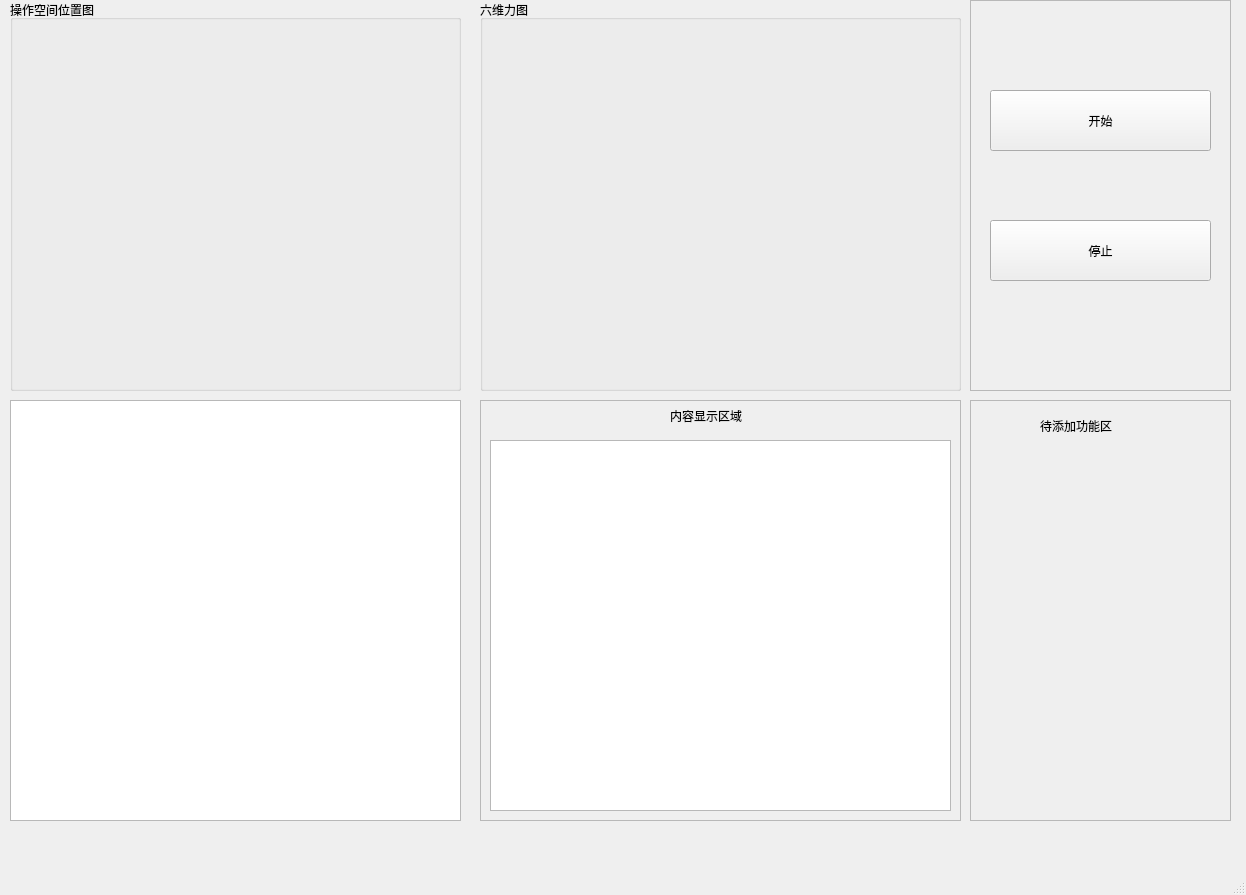
Before: the Qt Designer form catkin_ws/src/robot_python/ui/impedance_form2.ui in CFlyingDragon/Multi_arm_robot, drawn with Qt 5.
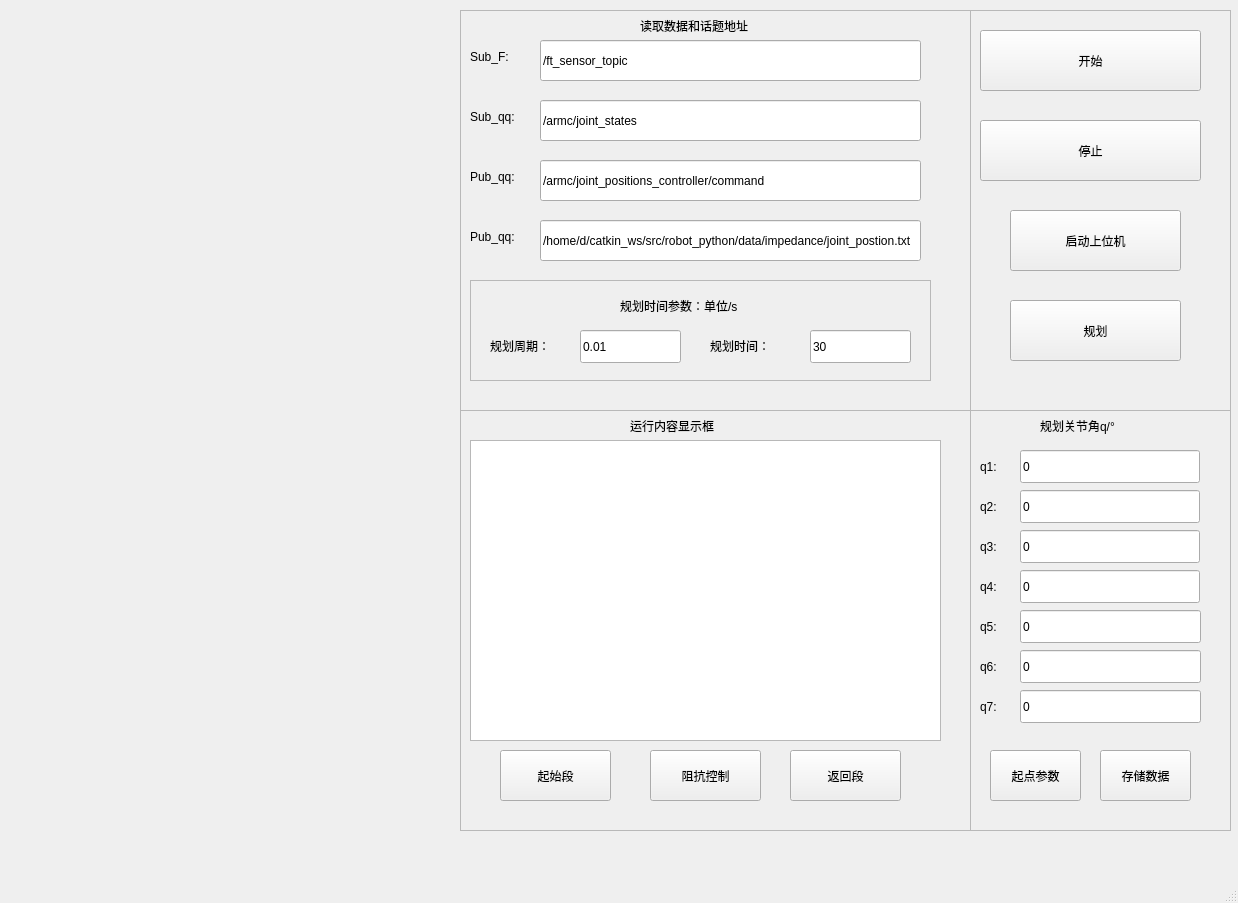
After: the same form once the commit is applied.

Commit message: 更改了界面函数，加入了阻抗控制

```diff
--- a/catkin_ws/src/robot_python/ui/impedance_form2.ui
+++ b/catkin_ws/src/robot_python/ui/impedance_form2.ui
@@ -6,73 +6,51 @@
    <rect>
     <x>0</x>
     <y>0</y>
-    <width>1246</width>
-    <height>895</height>
+    <width>1238</width>
+    <height>903</height>
    </rect>
   </property>
   <property name="windowTitle">
    <string>MainWindow</string>
   </property>
+  <property name="iconSize">
+   <size>
+    <width>16</width>
+    <height>16</height>
+   </size>
+  </property>
+  <property name="animated">
+   <bool>false</bool>
+  </property>
   <widget class="QWidget" name="centralwidget">
    <widget class="QWidget" name="horizontalLayoutWidget">
     <property name="geometry">
      <rect>
       <x>10</x>
-      <y>0</y>
+      <y>10</y>
       <width>451</width>
-      <height>391</height>
+      <height>401</height>
      </rect>
     </property>
-    <layout class="QHBoxLayout" name="horizontalLayout">
-     <item>
-      <widget class="QGroupBox" name="groupBox_pos">
-       <property name="title">
-        <string>操作空间位置图</string>
-       </property>
-      </widget>
-     </item>
-    </layout>
+    <layout class="QHBoxLayout" name="horizontalLayout_1"/>
    </widget>
    <widget class="QWidget" name="horizontalLayoutWidget_2">
     <property name="geometry">
      <rect>
       <x>10</x>
-      <y>400</y>
+      <y>410</y>
       <width>451</width>
       <height>421</height>
      </rect>
     </property>
-    <layout class="QHBoxLayout" name="horizontalLayout_2">
-     <item>
-      <widget class="QGraphicsView" name="graphicsView"/>
-     </item>
-    </layout>
-   </widget>
-   <widget class="QWidget" name="horizontalLayoutWidget_6">
-    <property name="geometry">
-     <rect>
-      <x>480</x>
-      <y>0</y>
-      <width>481</width>
-      <height>391</height>
-     </rect>
-    </property>
-    <layout class="QHBoxLayout" name="horizontalLayout_6">
-     <item>
-      <widget class="QGroupBox" name="groupBox_force">
-       <property name="title">
-        <string>六维力图</string>
-       </property>
-      </widget>
-     </item>
-    </layout>
+    <layout class="QHBoxLayout" name="horizontalLayout_2"/>
    </widget>
    <widget class="QWidget" name="horizontalLayoutWidget_5">
     <property name="geometry">
      <rect>
-      <x>480</x>
-      <y>400</y>
-      <width>481</width>
+      <x>460</x>
+      <y>410</y>
+      <width>511</width>
       <height>421</height>
      </rect>
     </property>
@@ -89,23 +67,297 @@
         <property name="geometry">
          <rect>
           <x>10</x>
-          <y>40</y>
-          <width>461</width>
-          <height>371</height>
+          <y>30</y>
+          <width>471</width>
+          <height>301</height>
          </rect>
         </property>
        </widget>
        <widget class="QLabel" name="label">
         <property name="geometry">
          <rect>
+          <x>170</x>
+          <y>0</y>
+          <width>131</width>
+          <height>31</height>
+         </rect>
+        </property>
+        <property name="text">
+         <string>运行内容显示框</string>
+        </property>
+       </widget>
+       <widget class="QPushButton" name="button_init">
+        <property name="geometry">
+         <rect>
+          <x>40</x>
+          <y>340</y>
+          <width>111</width>
+          <height>51</height>
+         </rect>
+        </property>
+        <property name="text">
+         <string>起始段</string>
+        </property>
+        <property name="autoDefault">
+         <bool>true</bool>
+        </property>
+       </widget>
+       <widget class="QPushButton" name="button_imp">
+        <property name="geometry">
+         <rect>
           <x>190</x>
+          <y>340</y>
+          <width>111</width>
+          <height>51</height>
+         </rect>
+        </property>
+        <property name="text">
+         <string>阻抗控制</string>
+        </property>
+        <property name="autoDefault">
+         <bool>true</bool>
+        </property>
+       </widget>
+       <widget class="QPushButton" name="button_end">
+        <property name="geometry">
+         <rect>
+          <x>330</x>
+          <y>340</y>
+          <width>111</width>
+          <height>51</height>
+         </rect>
+        </property>
+        <property name="text">
+         <string>返回段</string>
+        </property>
+        <property name="autoDefault">
+         <bool>true</bool>
+        </property>
+       </widget>
+      </widget>
+     </item>
+    </layout>
+   </widget>
+   <widget class="QWidget" name="horizontalLayoutWidget_6">
+    <property name="geometry">
+     <rect>
+      <x>460</x>
+      <y>10</y>
+      <width>511</width>
+      <height>401</height>
+     </rect>
+    </property>
+    <layout class="QHBoxLayout" name="horizontalLayout_6">
+     <item>
+      <widget class="QFrame" name="frame_4">
+       <property name="frameShape">
+        <enum>QFrame::StyledPanel</enum>
+       </property>
+       <property name="frameShadow">
+        <enum>QFrame::Raised</enum>
+       </property>
+       <widget class="QLineEdit" name="lineEdit_sub_qq">
+        <property name="geometry">
+         <rect>
+          <x>80</x>
+          <y>90</y>
+          <width>381</width>
+          <height>41</height>
+         </rect>
+        </property>
+        <property name="text">
+         <string>/armc/joint_states</string>
+        </property>
+       </widget>
+       <widget class="QLabel" name="label_17">
+        <property name="geometry">
+         <rect>
+          <x>10</x>
+          <y>30</y>
+          <width>61</width>
+          <height>33</height>
+         </rect>
+        </property>
+        <property name="text">
+         <string>Sub_F:</string>
+        </property>
+       </widget>
+       <widget class="QLineEdit" name="lineEdit_sub_f">
+        <property name="geometry">
+         <rect>
+          <x>80</x>
+          <y>30</y>
+          <width>381</width>
+          <height>41</height>
+         </rect>
+        </property>
+        <property name="text">
+         <string>/ft_sensor_topic</string>
+        </property>
+       </widget>
+       <widget class="QLineEdit" name="lineEdit_pub_qq">
+        <property name="geometry">
+         <rect>
+          <x>80</x>
+          <y>150</y>
+          <width>381</width>
+          <height>41</height>
+         </rect>
+        </property>
+        <property name="text">
+         <string>/armc/joint_positions_controller/command</string>
+        </property>
+       </widget>
+       <widget class="QLabel" name="label_18">
+        <property name="geometry">
+         <rect>
+          <x>180</x>
           <y>0</y>
-          <width>111</width>
+          <width>161</width>
           <height>31</height>
          </rect>
         </property>
         <property name="text">
-         <string>内容显示区域</string>
+         <string>读取数据和话题地址</string>
+        </property>
+       </widget>
+       <widget class="QLabel" name="label_30">
+        <property name="geometry">
+         <rect>
+          <x>10</x>
+          <y>150</y>
+          <width>71</width>
+          <height>33</height>
+         </rect>
+        </property>
+        <property name="text">
+         <string>Pub_qq:</string>
+        </property>
+       </widget>
+       <widget class="QLabel" name="label_19">
+        <property name="geometry">
+         <rect>
+          <x>10</x>
+          <y>90</y>
+          <width>71</width>
+          <height>33</height>
+         </rect>
+        </property>
+        <property name="text">
+         <string>Sub_qq:</string>
+        </property>
+       </widget>
+       <widget class="QWidget" name="verticalLayoutWidget_3">
+        <property name="geometry">
+         <rect>
+          <x>10</x>
+          <y>270</y>
+          <width>461</width>
+          <height>101</height>
+         </rect>
+        </property>
+        <layout class="QVBoxLayout" name="verticalLayout_3">
+         <item>
+          <widget class="QFrame" name="frame_3">
+           <property name="frameShape">
+            <enum>QFrame::StyledPanel</enum>
+           </property>
+           <property name="frameShadow">
+            <enum>QFrame::Raised</enum>
+           </property>
+           <widget class="QLabel" name="label_13">
+            <property name="geometry">
+             <rect>
+              <x>150</x>
+              <y>10</y>
+              <width>181</width>
+              <height>31</height>
+             </rect>
+            </property>
+            <property name="text">
+             <string>规划时间参数：单位/s</string>
+            </property>
+           </widget>
+           <widget class="QLineEdit" name="lineEdit_T">
+            <property name="geometry">
+             <rect>
+              <x>110</x>
+              <y>50</y>
+              <width>101</width>
+              <height>33</height>
+             </rect>
+            </property>
+            <property name="text">
+             <string>0.01</string>
+            </property>
+           </widget>
+           <widget class="QLabel" name="label_12">
+            <property name="geometry">
+             <rect>
+              <x>20</x>
+              <y>50</y>
+              <width>91</width>
+              <height>31</height>
+             </rect>
+            </property>
+            <property name="text">
+             <string>规划周期：</string>
+            </property>
+           </widget>
+           <widget class="QLabel" name="label_14">
+            <property name="geometry">
+             <rect>
+              <x>240</x>
+              <y>50</y>
+              <width>91</width>
+              <height>31</height>
+             </rect>
+            </property>
+            <property name="text">
+             <string>规划时间：</string>
+            </property>
+           </widget>
+           <widget class="QLineEdit" name="lineEdit_t">
+            <property name="geometry">
+             <rect>
+              <x>340</x>
+              <y>50</y>
+              <width>101</width>
+              <height>33</height>
+             </rect>
+            </property>
+            <property name="text">
+             <string>30</string>
+            </property>
+           </widget>
+          </widget>
+         </item>
+        </layout>
+       </widget>
+       <widget class="QLineEdit" name="lineEdit_data">
+        <property name="geometry">
+         <rect>
+          <x>80</x>
+          <y>210</y>
+          <width>381</width>
+          <height>41</height>
+         </rect>
+        </property>
+        <property name="text">
+         <string>/home/d/catkin_ws/src/robot_python/data/impedance/joint_postion.txt</string>
+        </property>
+       </widget>
+       <widget class="QLabel" name="label_31">
+        <property name="geometry">
+         <rect>
+          <x>10</x>
+          <y>210</y>
+          <width>71</width>
+          <height>33</height>
+         </rect>
+        </property>
+        <property name="text">
+         <string>Pub_qq:</string>
         </property>
        </widget>
       </widget>
@@ -116,7 +368,7 @@
     <property name="geometry">
      <rect>
       <x>970</x>
-      <y>400</y>
+      <y>410</y>
       <width>261</width>
       <height>421</height>
      </rect>
@@ -130,19 +382,250 @@
        <property name="frameShadow">
         <enum>QFrame::Raised</enum>
        </property>
+       <widget class="QLabel" name="label_4">
+        <property name="geometry">
+         <rect>
+          <x>10</x>
+          <y>160</y>
+          <width>31</width>
+          <height>33</height>
+         </rect>
+        </property>
+        <property name="text">
+         <string>q4:</string>
+        </property>
+       </widget>
+       <widget class="QLineEdit" name="lineEdit_q5">
+        <property name="geometry">
+         <rect>
+          <x>50</x>
+          <y>200</y>
+          <width>181</width>
+          <height>33</height>
+         </rect>
+        </property>
+        <property name="text">
+         <string>0</string>
+        </property>
+       </widget>
+       <widget class="QLabel" name="label_5">
+        <property name="geometry">
+         <rect>
+          <x>10</x>
+          <y>240</y>
+          <width>31</width>
+          <height>33</height>
+         </rect>
+        </property>
+        <property name="text">
+         <string>q6:</string>
+        </property>
+       </widget>
+       <widget class="QLineEdit" name="lineEdit_q6">
+        <property name="geometry">
+         <rect>
+          <x>50</x>
+          <y>240</y>
+          <width>181</width>
+          <height>33</height>
+         </rect>
+        </property>
+        <property name="text">
+         <string>0</string>
+        </property>
+       </widget>
+       <widget class="QLabel" name="label_6">
+        <property name="geometry">
+         <rect>
+          <x>10</x>
+          <y>280</y>
+          <width>31</width>
+          <height>33</height>
+         </rect>
+        </property>
+        <property name="text">
+         <string>q7:</string>
+        </property>
+       </widget>
+       <widget class="QLineEdit" name="lineEdit_q7">
+        <property name="geometry">
+         <rect>
+          <x>50</x>
+          <y>280</y>
+          <width>181</width>
+          <height>33</height>
+         </rect>
+        </property>
+        <property name="text">
+         <string>0</string>
+        </property>
+       </widget>
+       <widget class="QLineEdit" name="lineEdit_q4">
+        <property name="geometry">
+         <rect>
+          <x>50</x>
+          <y>160</y>
+          <width>180</width>
+          <height>33</height>
+         </rect>
+        </property>
+        <property name="text">
+         <string>0</string>
+        </property>
+       </widget>
+       <widget class="QLabel" name="label_7">
+        <property name="geometry">
+         <rect>
+          <x>10</x>
+          <y>200</y>
+          <width>31</width>
+          <height>33</height>
+         </rect>
+        </property>
+        <property name="text">
+         <string>q5:</string>
+        </property>
+       </widget>
        <widget class="QLabel" name="label_3">
         <property name="geometry">
          <rect>
           <x>70</x>
-          <y>10</y>
-          <width>111</width>
+          <y>0</y>
+          <width>121</width>
           <height>31</height>
          </rect>
         </property>
         <property name="text">
-         <string>待添加功能区</string>
+         <string>规划关节角q/°</string>
         </property>
        </widget>
+       <widget class="QLabel" name="label_8">
+        <property name="geometry">
+         <rect>
+          <x>10</x>
+          <y>120</y>
+          <width>31</width>
+          <height>33</height>
+         </rect>
+        </property>
+        <property name="text">
+         <string>q3:</string>
+        </property>
+       </widget>
+       <widget class="QLineEdit" name="lineEdit_q3">
+        <property name="geometry">
+         <rect>
+          <x>50</x>
+          <y>120</y>
+          <width>180</width>
+          <height>33</height>
+         </rect>
+        </property>
+        <property name="text">
+         <string>0</string>
+        </property>
+       </widget>
+       <widget class="QLabel" name="label_9">
+        <property name="geometry">
+         <rect>
+          <x>10</x>
+          <y>80</y>
+          <width>31</width>
+          <height>33</height>
+         </rect>
+        </property>
+        <property name="text">
+         <string>q2:</string>
+        </property>
+       </widget>
+       <widget class="QLineEdit" name="lineEdit_q2">
+        <property name="geometry">
+         <rect>
+          <x>50</x>
+          <y>80</y>
+          <width>180</width>
+          <height>33</height>
+         </rect>
+        </property>
+        <property name="text">
+         <string>0</string>
+        </property>
+       </widget>
+       <widget class="QLabel" name="label_10">
+        <property name="geometry">
+         <rect>
+          <x>10</x>
+          <y>40</y>
+          <width>31</width>
+          <height>33</height>
+         </rect>
+        </property>
+        <property name="text">
+         <string>q1:</string>
+        </property>
+       </widget>
+       <widget class="QLineEdit" name="lineEdit_q1">
+        <property name="geometry">
+         <rect>
+          <x>50</x>
+          <y>40</y>
+          <width>180</width>
+          <height>33</height>
+         </rect>
+        </property>
+        <property name="text">
+         <string>0</string>
+        </property>
+       </widget>
+       <widget class="QPushButton" name="button_read">
+        <property name="geometry">
+         <rect>
+          <x>20</x>
+          <y>340</y>
+          <width>91</width>
+          <height>51</height>
+         </rect>
+        </property>
+        <property name="text">
+         <string>起点参数</string>
+        </property>
+        <property name="autoDefault">
+         <bool>true</bool>
+        </property>
+       </widget>
+       <widget class="QPushButton" name="button_write">
+        <property name="geometry">
+         <rect>
+          <x>130</x>
+          <y>340</y>
+          <width>91</width>
+          <height>51</height>
+         </rect>
+        </property>
+        <property name="text">
+         <string>存储数据</string>
+        </property>
+        <property name="autoDefault">
+         <bool>true</bool>
+        </property>
+       </widget>
+       <zorder>lineEdit_q4</zorder>
+       <zorder>label_4</zorder>
+       <zorder>lineEdit_q5</zorder>
+       <zorder>label_7</zorder>
+       <zorder>label_5</zorder>
+       <zorder>lineEdit_q6</zorder>
+       <zorder>label_6</zorder>
+       <zorder>lineEdit_q7</zorder>
+       <zorder>label_3</zorder>
+       <zorder>label_8</zorder>
+       <zorder>lineEdit_q3</zorder>
+       <zorder>label_9</zorder>
+       <zorder>lineEdit_q2</zorder>
+       <zorder>label_10</zorder>
+       <zorder>lineEdit_q1</zorder>
+       <zorder>button_read</zorder>
+       <zorder>button_write</zorder>
       </widget>
      </item>
     </layout>
@@ -151,9 +634,9 @@
     <property name="geometry">
      <rect>
       <x>970</x>
-      <y>0</y>
+      <y>10</y>
       <width>261</width>
-      <height>391</height>
+      <height>401</height>
      </rect>
     </property>
     <layout class="QVBoxLayout" name="verticalLayout_2">
@@ -168,8 +651,8 @@
        <widget class="QPushButton" name="beginButton">
         <property name="geometry">
          <rect>
-          <x>20</x>
-          <y>90</y>
+          <x>10</x>
+          <y>20</y>
           <width>221</width>
           <height>61</height>
          </rect>
@@ -205,8 +688,8 @@
        <widget class="QPushButton" name="endbutton">
         <property name="geometry">
          <rect>
-          <x>20</x>
-          <y>220</y>
+          <x>10</x>
+          <y>110</y>
           <width>221</width>
           <height>61</height>
          </rect>
@@ -218,6 +701,38 @@
          <bool>true</bool>
         </property>
        </widget>
+       <widget class="QPushButton" name="button_plan">
+        <property name="geometry">
+         <rect>
+          <x>40</x>
+          <y>290</y>
+          <width>171</width>
+          <height>61</height>
+         </rect>
+        </property>
+        <property name="text">
+         <string>规划</string>
+        </property>
+        <property name="autoDefault">
+         <bool>true</bool>
+        </property>
+       </widget>
+       <widget class="QPushButton" name="button_receive">
+        <property name="geometry">
+         <rect>
+          <x>40</x>
+          <y>200</y>
+          <width>171</width>
+          <height>61</height>
+         </rect>
+        </property>
+        <property name="text">
+         <string>启动上位机</string>
+        </property>
+        <property name="autoDefault">
+         <bool>true</bool>
+        </property>
+       </widget>
       </widget>
      </item>
     </layout>
```
Left out of the diff: 9 changed lines with no effect on the pictures. The commit also changes 603 other files.
